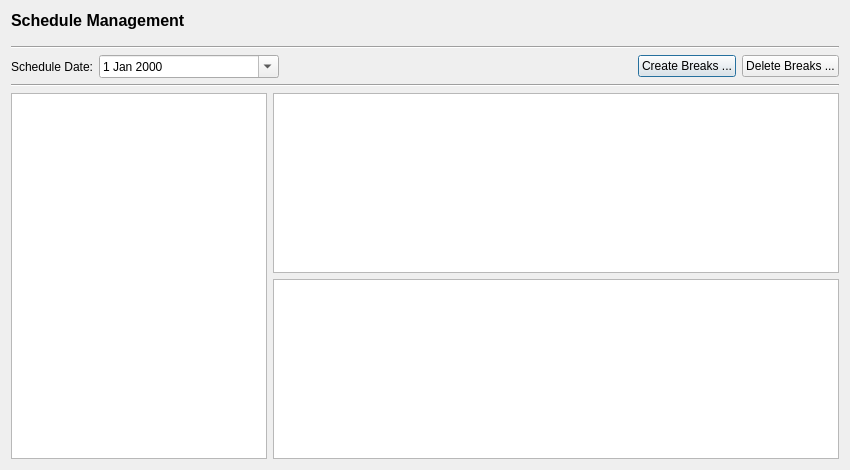
Qt form rave/traffik/scheduleform.ui (pgathogo/raven) before a commit.
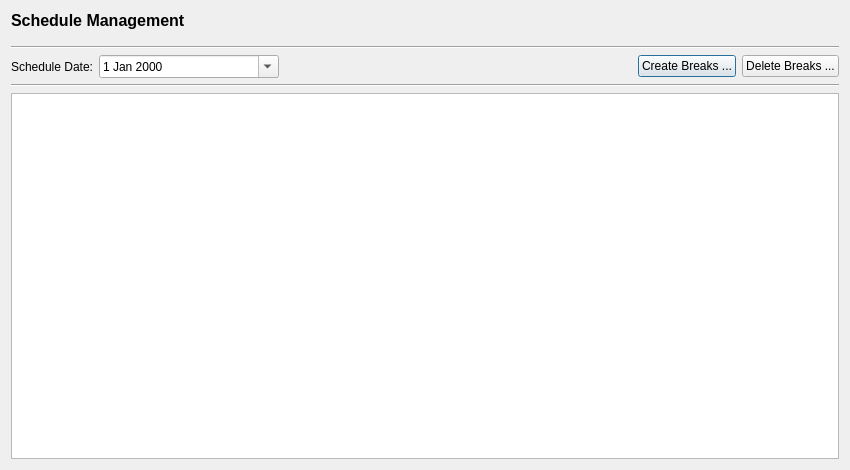
The same form after that commit.

What changed in the file:
```diff
--- a/rave/traffik/scheduleform.ui
+++ b/rave/traffik/scheduleform.ui
@@ -19,7 +19,7 @@
   <property name="windowTitle">
    <string>Dialog</string>
   </property>
-  <layout class="QVBoxLayout" name="verticalLayout_4">
+  <layout class="QVBoxLayout" name="verticalLayout_2">
    <item>
     <layout class="QHBoxLayout" name="horizontalLayout">
      <property name="bottomMargin">
@@ -110,27 +110,9 @@
     </widget>
    </item>
    <item>
-    <layout class="QGridLayout" name="gridLayout" columnstretch="0,1">
-     <item row="0" column="0">
-      <layout class="QVBoxLayout" name="verticalLayout">
-       <item>
-        <widget class="QListWidget" name="lwHours"/>
-       </item>
-      </layout>
-     </item>
-     <item row="0" column="1">
-      <layout class="QVBoxLayout" name="verticalLayout_2">
-       <item>
-        <widget class="QTableWidget" name="twSchedule">
-         <property name="selectionBehavior">
-          <enum>QAbstractItemView::SelectRows</enum>
-         </property>
-        </widget>
-       </item>
-       <item>
-        <widget class="QTableWidget" name="tableWidget"/>
-       </item>
-      </layout>
+    <layout class="QVBoxLayout" name="verticalLayout">
+     <item>
+      <widget class="QTreeView" name="tvSchedule"/>
      </item>
     </layout>
    </item>
```
